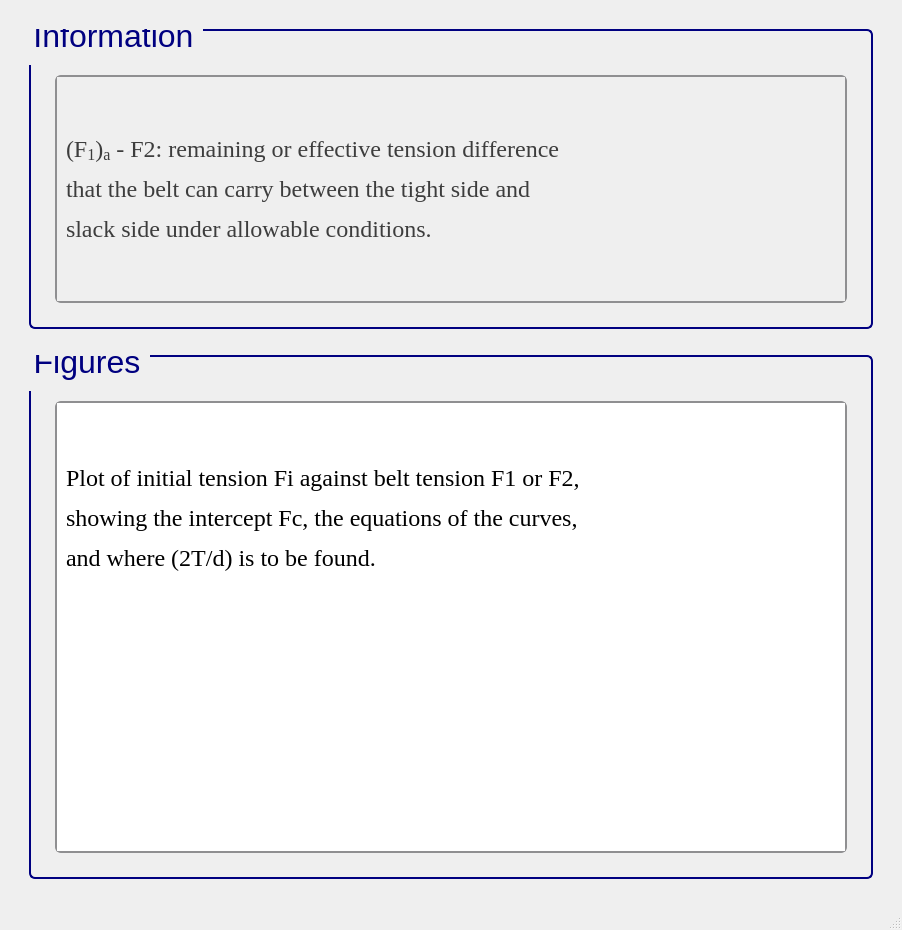
First picture: the form in ui/belt_fprime.ui, repository Ah00ra/HNNS, before the edit.
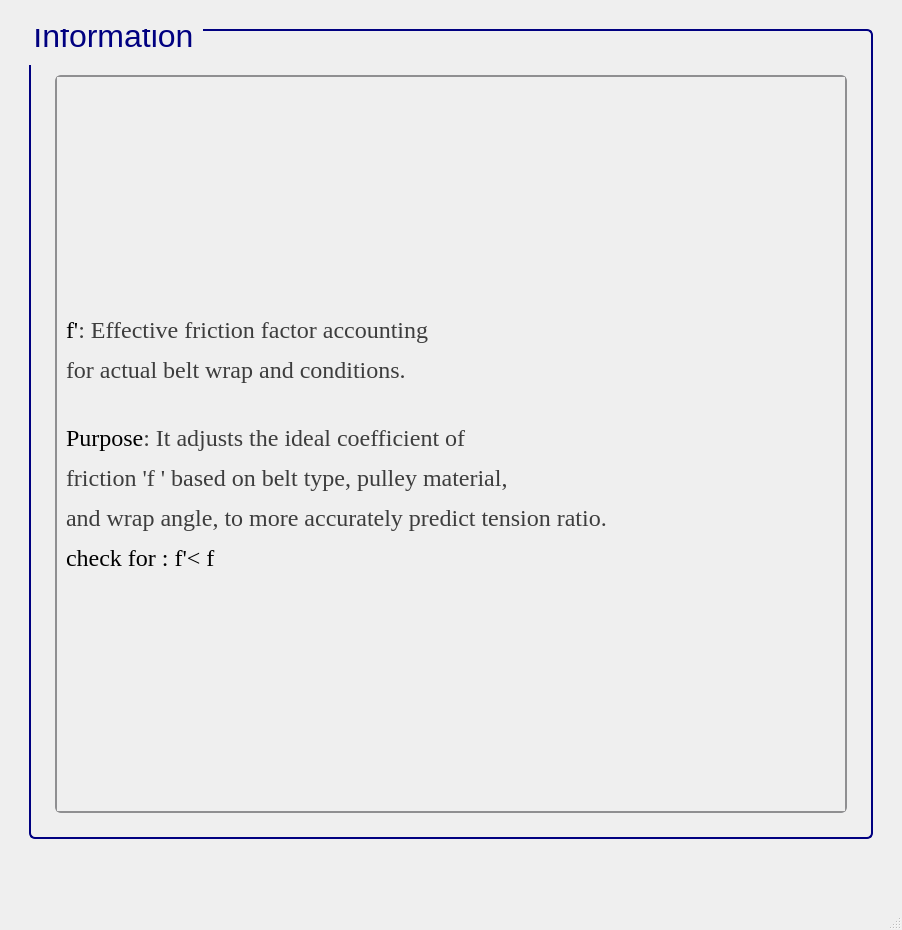
Second picture: the form after the edit. Icons and pictures are not drawn.

Commit message: Add ui info to vbelt

Diff of the .ui file:
```diff
--- a/ui/belt_fprime.ui
+++ b/ui/belt_fprime.ui
@@ -196,8 +196,8 @@
            <rect>
             <x>0</x>
             <y>0</y>
-            <width>758</width>
-            <height>212</height>
+            <width>750</width>
+            <height>323</height>
            </rect>
           </property>
           <layout class="QGridLayout" name="gridLayout_3">
@@ -218,7 +218,7 @@
               <enum>QFrame::NoFrame</enum>
              </property>
              <property name="text">
-              <string>&lt;html&gt;&lt;head/&gt;&lt;body&gt;&lt;p&gt;&lt;span style=&quot; color:#3d3d3d;&quot;&gt;(F&lt;/span&gt;&lt;span style=&quot; color:#3d3d3d; vertical-align:sub;&quot;&gt;1&lt;/span&gt;&lt;span style=&quot; color:#3d3d3d;&quot;&gt;)&lt;/span&gt;&lt;span style=&quot; color:#3d3d3d; vertical-align:sub;&quot;&gt;a&lt;/span&gt;&lt;span style=&quot; color:#3d3d3d;&quot;&gt; - F2: remaining or effective tension difference &lt;/span&gt;&lt;/p&gt;&lt;p&gt;&lt;span style=&quot; color:#3d3d3d;&quot;&gt;that the belt can carry between the tight side and &lt;/span&gt;&lt;/p&gt;&lt;p&gt;&lt;span style=&quot; color:#3d3d3d;&quot;&gt;slack side under allowable conditions.&lt;/span&gt;&lt;/p&gt;&lt;/body&gt;&lt;/html&gt;</string>
+              <string>&lt;html&gt;&lt;head/&gt;&lt;body&gt;&lt;p&gt;&lt;span style=&quot; color:#000000;&quot;&gt;f'&lt;/span&gt;&lt;span style=&quot; color:#3d3d3d;&quot;&gt;: Effective friction factor accounting&lt;/span&gt;&lt;/p&gt;&lt;p&gt;&lt;span style=&quot; color:#3d3d3d;&quot;&gt;for actual belt wrap and conditions.&lt;/span&gt;&lt;br/&gt;&lt;/p&gt;&lt;p&gt;&lt;span style=&quot; color:#000000;&quot;&gt;Purpose&lt;/span&gt;&lt;span style=&quot; color:#3d3d3d;&quot;&gt;: It adjusts the ideal coefficient of &lt;/span&gt;&lt;/p&gt;&lt;p&gt;&lt;span style=&quot; color:#3d3d3d;&quot;&gt;friction 'f ' based on belt type, pulley material,&lt;/span&gt;&lt;/p&gt;&lt;p&gt;&lt;span style=&quot; color:#3d3d3d;&quot;&gt;and wrap angle, to more accurately predict tension ratio.&lt;/span&gt;&lt;/p&gt;&lt;p&gt;check for : f'&amp;lt; f&lt;/p&gt;&lt;/body&gt;&lt;/html&gt;</string>
              </property>
             </widget>
            </item>
@@ -309,336 +309,6 @@
       </property>
      </spacer>
     </item>
-    <item row="3" column="1">
-     <widget class="QGroupBox" name="groupBox_42">
-      <property name="sizePolicy">
-       <sizepolicy hsizetype="Minimum" vsizetype="Minimum">
-        <horstretch>0</horstretch>
-        <verstretch>0</verstretch>
-       </sizepolicy>
-      </property>
-      <property name="minimumSize">
-       <size>
-        <width>822</width>
-        <height>350</height>
-       </size>
-      </property>
-      <property name="font">
-       <font>
-        <family>Segoe UI</family>
-        <pointsize>24</pointsize>
-        <weight>50</weight>
-        <italic>false</italic>
-        <bold>false</bold>
-       </font>
-      </property>
-      <property name="styleSheet">
-       <string notr="true">/* GroupBox styling */
-QGroupBox {
-    border: 2px solid navy;
-    border-radius: 6px;
-    background-color: qlineargradient(x1:0, y1:0, x2:0, y2:1,
-    stop:0 #f6f7fa, stop:1 #dadbde);
-    font: 24pt &quot;Segoe UI&quot;;
-    padding: 5px;
-    color: black;
-}
-
-/* GroupBox title styling */
-QGroupBox::title {
-    subcontrol-origin: margin;
-    subcontrol-position: top left;
-    padding-left: 0px;
-    padding-right: 5px;
-    padding-top: 0px;
-    margin-top: -22px;
-    color: navy;
-    font-weight: bold;
-}
-
-/* Make QScrollArea (only within GroupBox) have a white background with correct border */
-QGroupBox QScrollArea {
-    background-color: white !important;
-    border: 2px solid #8f8f91;
-    border-radius: 6px;
-}
-
-/* Make QScrollArea's viewport white as well */
-QGroupBox QScrollArea QWidget {
-    background-color: white !important;
-}
-
-/* Scrollbar styling inside QScrollArea in QGroupBox */
-QGroupBox QScrollArea QScrollBar:vertical, QGroupBox QScrollArea QScrollBar:horizontal {
-    background: qlineargradient(x1:0, y1:0, x2:0, y2:1,
-    stop:0 #f6f7fa, stop:1 #dadbde);
-    border: 2px solid #8f8f91;
-    border-radius: 6px;
-    width: 14px;
-    height: 14px;
-    margin: 2px 0 2px 0;
-}
-
-/* Remove bottom button of vertical scrollbar */
-QGroupBox QScrollArea QScrollBar::add-line:vertical {
-    height: 0px;
-    width: 0px;
-    border: none;
-    background: none;
-    margin: 0px;
-    padding: 0px;
-}
-
-/* Scrollbar handle */
-QGroupBox QScrollArea QScrollBar::handle:vertical, QGroupBox QScrollArea QScrollBar::handle:horizontal {
-    background: qlineargradient(x1:0, y1:0, x2:0, y2:1,
-    stop:0 #8f8f91, stop:1 #6f6f71);
-    min-height: 20px;
-    border-radius: 6px;
-    border: 1px solid #6f6f71;
-}
-
-QGroupBox QScrollArea QScrollBar::handle:vertical:hover, QGroupBox QScrollArea QScrollBar::handle:horizontal:hover {
-    background: qlineargradient(x1:0, y1:0, x2:0, y2:1,
-    stop:0 #6f6f71, stop:1 #4f4f51);
-    border: 1px solid #4f4f51;
-}
-
-/* Scrollbar sub-line buttons */
-QGroupBox QScrollArea QScrollBar::sub-line:vertical, QGroupBox QScrollArea QScrollBar::add-line:horizontal, QGroupBox QScrollArea QScrollBar::sub-line:horizontal {
-    background: #8f8f91;
-    border: none;
-    border-radius: 3px;
-    height: 14px;
-    width: 14px;
-    subcontrol-origin: margin;
-}
-
-QGroupBox QScrollArea QScrollBar::sub-line:vertical:hover, QGroupBox QScrollArea QScrollBar::add-line:horizontal:hover, QGroupBox QScrollArea QScrollBar::sub-line:horizontal:hover {
-    background: #6f6f71;
-}
-
-/* Transparent page areas */
-QGroupBox QScrollArea QScrollBar::add-page:vertical, QGroupBox QScrollArea QScrollBar::sub-page:vertical,
-QGroupBox QScrollArea QScrollBar::add-page:horizontal, QGroupBox QScrollArea QScrollBar::sub-page:horizontal {
-    background: transparent;
-}
-</string>
-      </property>
-      <property name="title">
-       <string>Figures</string>
-      </property>
-      <layout class="QGridLayout" name="gridLayout_2">
-       <item row="0" column="1">
-        <spacer name="verticalSpacer_41">
-         <property name="orientation">
-          <enum>Qt::Vertical</enum>
-         </property>
-         <property name="sizeType">
-          <enum>QSizePolicy::Fixed</enum>
-         </property>
-         <property name="sizeHint" stdset="0">
-          <size>
-           <width>20</width>
-           <height>30</height>
-          </size>
-         </property>
-        </spacer>
-       </item>
-       <item row="1" column="0">
-        <spacer name="verticalSpacer_39">
-         <property name="orientation">
-          <enum>Qt::Horizontal</enum>
-         </property>
-         <property name="sizeType">
-          <enum>QSizePolicy::Fixed</enum>
-         </property>
-         <property name="sizeHint" stdset="0">
-          <size>
-           <width>10</width>
-           <height>20</height>
-          </size>
-         </property>
-        </spacer>
-       </item>
-       <item row="1" column="1">
-        <widget class="QScrollArea" name="scrollArea_3">
-         <property name="styleSheet">
-          <string notr="true">/* GroupBox styling */
-QGroupBox {
-    border: 2px solid navy;
-    border-radius: 6px;
-    background-color: qlineargradient(x1:0, y1:0, x2:0, y2:1,
-    stop:0 #f6f7fa, stop:1 #dadbde);
-    font: 20pt &quot;Segoe UI&quot;;
-    padding: 5px;
-    color: black;
-}
-
-/* GroupBox title styling */
-QGroupBox::title {
-    subcontrol-origin: margin;
-    subcontrol-position: top left;
-    padding-left: 0px;
-    padding-right: 5px;
-    padding-top: 0px;
-    margin-top: -20px;
-    color: navy;
-    font-weight: bold;
-}
-
-/* Make QScrollArea (only within GroupBox) have a white background with correct border */
-QGroupBox QScrollArea {
-    background-color: white !important;
-    border: 2px solid #8f8f91;
-    border-radius: 6px;
-}
-
-/* Make QScrollArea's viewport white as well */
-QGroupBox QScrollArea QWidget {
-    background-color: white !important;
-}
-
-/* Scrollbar styling inside QScrollArea in QGroupBox */
-QGroupBox QScrollArea QScrollBar:vertical, QGroupBox QScrollArea QScrollBar:horizontal {
-    background: qlineargradient(x1:0, y1:0, x2:0, y2:1,
-    stop:0 #f6f7fa, stop:1 #dadbde);
-    border: 2px solid #8f8f91;
-    border-radius: 6px;
-    width: 14px;
-    height: 14px;
-    margin: 2px 0 2px 0;
-}
-
-/* Remove bottom button of vertical scrollbar */
-QGroupBox QScrollArea QScrollBar::add-line:vertical {
-    height: 0px;
-    width: 0px;
-    border: none;
-    background: none;
-    margin: 0px;
-    padding: 0px;
-}
-
-/* Scrollbar handle */
-QGroupBox QScrollArea QScrollBar::handle:vertical, QGroupBox QScrollArea QScrollBar::handle:horizontal {
-    background: qlineargradient(x1:0, y1:0, x2:0, y2:1,
-    stop:0 #8f8f91, stop:1 #6f6f71);
-    min-height: 20px;
-    border-radius: 6px;
-    border: 1px solid #6f6f71;
-}
-
-QGroupBox QScrollArea QScrollBar::handle:vertical:hover, QGroupBox QScrollArea QScrollBar::handle:horizontal:hover {
-    background: qlineargradient(x1:0, y1:0, x2:0, y2:1,
-    stop:0 #6f6f71, stop:1 #4f4f51);
-    border: 1px solid #4f4f51;
-}
-
-/* Scrollbar sub-line buttons */
-QGroupBox QScrollArea QScrollBar::sub-line:vertical, QGroupBox QScrollArea QScrollBar::add-line:horizontal, QGroupBox QScrollArea QScrollBar::sub-line:horizontal {
-    background: #8f8f91;
-    border: none;
-    border-radius: 3px;
-    height: 14px;
-    width: 14px;
-    subcontrol-origin: margin;
-}
-
-QGroupBox QScrollArea QScrollBar::sub-line:vertical:hover, QGroupBox QScrollArea QScrollBar::add-line:horizontal:hover, QGroupBox QScrollArea QScrollBar::sub-line:horizontal:hover {
-    background: #6f6f71;
-}
-
-/* Transparent page areas */
-QGroupBox QScrollArea QScrollBar::add-page:vertical, QGroupBox QScrollArea QScrollBar::sub-page:vertical,
-QGroupBox QScrollArea QScrollBar::add-page:horizontal, QGroupBox QScrollArea QScrollBar::sub-page:horizontal {
-    background: transparent;
-}
-</string>
-         </property>
-         <property name="widgetResizable">
-          <bool>true</bool>
-         </property>
-         <widget class="QWidget" name="scrollAreaWidgetContents_3">
-          <property name="geometry">
-           <rect>
-            <x>0</x>
-            <y>0</y>
-            <width>758</width>
-            <height>380</height>
-           </rect>
-          </property>
-          <layout class="QGridLayout" name="gridLayout_4">
-           <item row="0" column="0">
-            <widget class="QLabel" name="label_5">
-             <property name="font">
-              <font>
-               <family>Times New Roman</family>
-               <pointsize>18</pointsize>
-               <weight>50</weight>
-               <bold>false</bold>
-              </font>
-             </property>
-             <property name="cursor">
-              <cursorShape>ArrowCursor</cursorShape>
-             </property>
-             <property name="frameShape">
-              <enum>QFrame::NoFrame</enum>
-             </property>
-             <property name="text">
-              <string>&lt;html&gt;&lt;head/&gt;&lt;body&gt;&lt;p&gt;Plot of initial tension Fi against belt tension F1 or F2,&lt;/p&gt;&lt;p&gt;showing the intercept Fc, the equations of the curves, &lt;/p&gt;&lt;p&gt;and where (2T/d) is to be found.&lt;/p&gt;&lt;/body&gt;&lt;/html&gt;</string>
-             </property>
-            </widget>
-           </item>
-           <item row="1" column="0">
-            <widget class="QLabel" name="label">
-             <property name="frameShape">
-              <enum>QFrame::NoFrame</enum>
-             </property>
-             <property name="text">
-              <string>&lt;html&gt;&lt;head/&gt;&lt;body&gt;&lt;p&gt;&lt;img src=&quot;:/info/info/F1a-f2 belt.png&quot;/&gt;&lt;/p&gt;&lt;/body&gt;&lt;/html&gt;</string>
-             </property>
-            </widget>
-           </item>
-          </layout>
-         </widget>
-        </widget>
-       </item>
-       <item row="1" column="2">
-        <spacer name="verticalSpacer_40">
-         <property name="orientation">
-          <enum>Qt::Horizontal</enum>
-         </property>
-         <property name="sizeType">
-          <enum>QSizePolicy::Fixed</enum>
-         </property>
-         <property name="sizeHint" stdset="0">
-          <size>
-           <width>10</width>
-           <height>20</height>
-          </size>
-         </property>
-        </spacer>
-       </item>
-       <item row="2" column="1">
-        <spacer name="verticalSpacer_38">
-         <property name="orientation">
-          <enum>Qt::Vertical</enum>
-         </property>
-         <property name="sizeType">
-          <enum>QSizePolicy::Fixed</enum>
-         </property>
-         <property name="sizeHint" stdset="0">
-          <size>
-           <width>10</width>
-           <height>10</height>
-          </size>
-         </property>
-        </spacer>
-       </item>
-      </layout>
-     </widget>
-    </item>
     <item row="3" column="2">
      <spacer name="verticalSpacer_28">
       <property name="orientation">
```
The commit also changes 33 other files.
